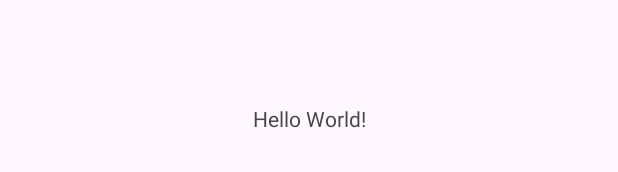
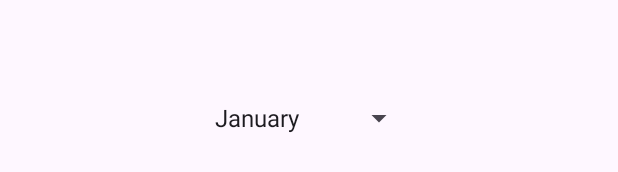
Before and after one commit to jtafernando/AndroidFundamentals, an Android app: the layout activity_main.xml on its own in the app's theme, with its tools: preview values and no code run, on a phone screen of 412 x 824 dp. Shown: the part 500-672 px from the top of the screen. Run offline under Robolectric (Android 15) with nearby library versions, the phone set to English and light mode, and no system bars.

```diff
--- a/app/build.gradle
+++ b/app/build.gradle
@@ -41,4 +41,5 @@ dependencies {
     testImplementation 'junit:junit:4.13.2'
     androidTestImplementation 'androidx.test.ext:junit:1.1.5'
     androidTestImplementation 'androidx.test.espresso:espresso-core:3.5.1'
+    implementation 'androidx.recyclerview:recyclerview:1.3.2'
 }
--- a/app/src/main/res/layout/activity_main.xml
+++ b/app/src/main/res/layout/activity_main.xml
@@ -6,13 +6,16 @@
     android:layout_height="match_parent"
     tools:context=".MainActivity">
 
-    <TextView
+    <Spinner
+        android:id="@+id/months_spinner"
         android:layout_width="wrap_content"
         android:layout_height="wrap_content"
-        android:text="Hello World!"
         app:layout_constraintBottom_toBottomOf="parent"
         app:layout_constraintEnd_toEndOf="parent"
+        app:layout_constraintHorizontal_bias="0.5"
         app:layout_constraintStart_toStartOf="parent"
-        app:layout_constraintTop_toTopOf="parent" />
+        app:layout_constraintTop_toTopOf="parent"
+        app:layout_constraintVertical_bias="0.5"
+        android:entries="@array/months"/>
 
 </androidx.constraintlayout.widget.ConstraintLayout>
--- a/app/src/main/res/values/strings.xml
+++ b/app/src/main/res/values/strings.xml
@@ -1,3 +1,17 @@
 <resources>
     <string name="app_name">Android Fundamentals</string>
+    <string-array name="months">
+        <item>January</item>
+        <item>February</item>
+        <item>March</item>
+        <item>April</item>
+        <item>May</item>
+        <item>June</item>
+        <item>July</item>
+        <item>August</item>
+        <item>September</item>
+        <item>October</item>
+        <item>November</item>
+        <item>December</item>
+    </string-array>
 </resources>
```
Also changed, not shown: app/src/main/java/com/example/androidfundamentals/MainActivity.kt (+32 -0 lines).
